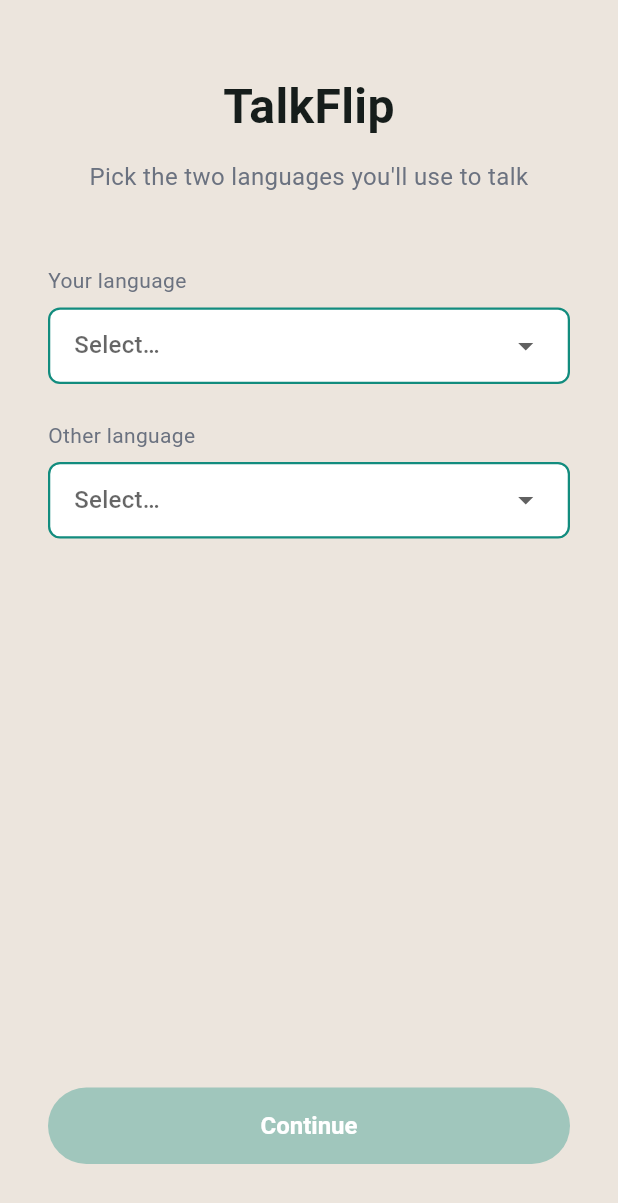
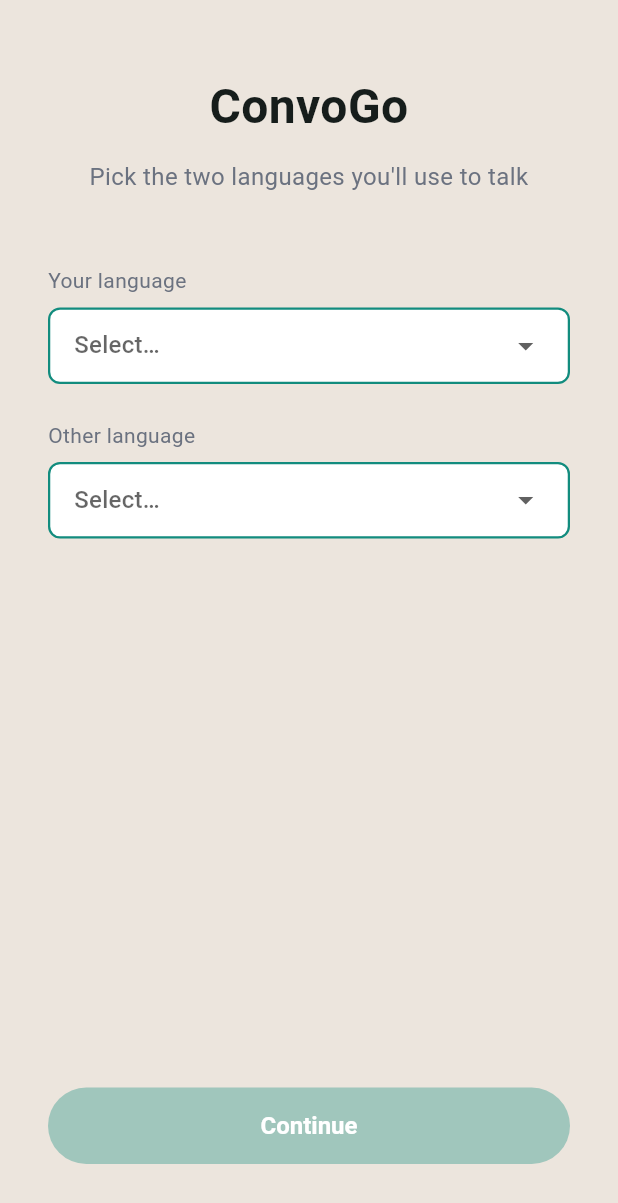
Before and after one commit to carefulCamel61097/talkflip, a Flutter app: the screen it shows after launch, on a phone screen of 412 x 824 dp. Shown: the top 1203 px of the screen. Run offline on Flutter 3.47's test engine with Material 3 defaults, Android fonts, the phone set to English and light mode, and no system bars; our stand-ins replace connectivity_plus, dio, flutter_riverpod, permission_handler, shared_preferences, speech_to_text.

Commit message:
M9: mic permission flow, testing notes; rename TalkFlip → ConvoGo

```diff
--- a/lib/features/conversation/language_picker_page.dart
+++ b/lib/features/conversation/language_picker_page.dart
@@ -66,7 +66,7 @@
             children: [
               if (!_isEditing) ...[
                 const Text(
-                  'TalkFlip',
+                  'ConvoGo',
                   style: TextStyle(fontSize: 32, fontWeight: FontWeight.bold),
                   textAlign: TextAlign.center,
                 ),
--- a/lib/features/settings/about_page.dart
+++ b/lib/features/settings/about_page.dart
@@ -21,7 +21,7 @@
           crossAxisAlignment: CrossAxisAlignment.start,
           children: [
             Text(
-              'TalkFlip',
+              'ConvoGo',
               style: TextStyle(fontSize: 28, fontWeight: FontWeight.bold),
             ),
             SizedBox(height: 8),
@@ -36,7 +36,7 @@
             ),
             SizedBox(height: 8),
             Text(
-              "TalkFlip uses your microphone to transcribe what you say. "
+              "ConvoGo uses your microphone to transcribe what you say. "
               "Transcribed text is sent to Google Translate, via a thin proxy "
               "we operate, to be translated into the other language. "
               "Conversations stay on your device in memory only — they're not "
--- a/lib/main.dart
+++ b/lib/main.dart
@@ -7,16 +7,16 @@
 import 'features/conversation/language_picker_page.dart';
 
 void main() {
-  runApp(const ProviderScope(child: TalkFlipApp()));
+  runApp(const ProviderScope(child: ConvoGoApp()));
 }
 
-class TalkFlipApp extends StatelessWidget {
-  const TalkFlipApp({super.key});
+class ConvoGoApp extends StatelessWidget {
+  const ConvoGoApp({super.key});
 
   @override
   Widget build(BuildContext context) {
     return MaterialApp(
-      title: 'TalkFlip',
+      title: 'ConvoGo',
       debugShowCheckedModeBanner: false,
       theme: ThemeData(
         useMaterial3: true,
```
Also changed, not shown: lib/features/conversation/conversation_page.dart (+59 -4 lines), 7 other files.
